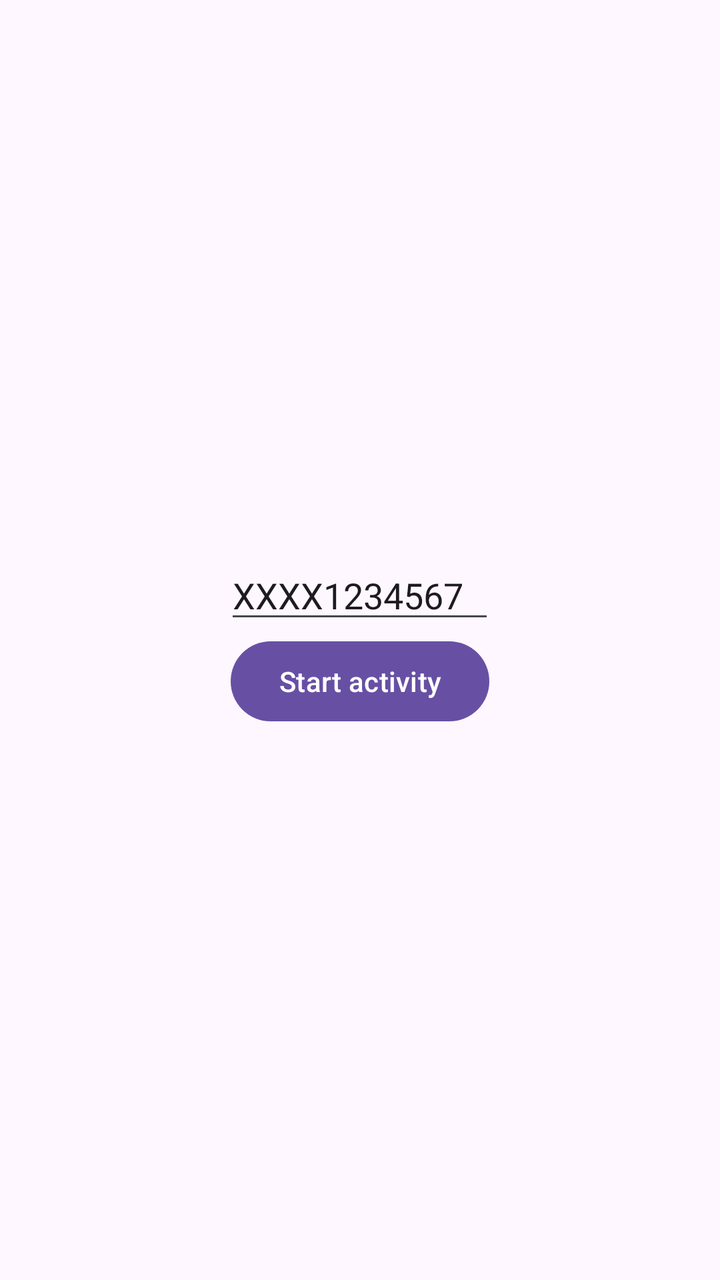
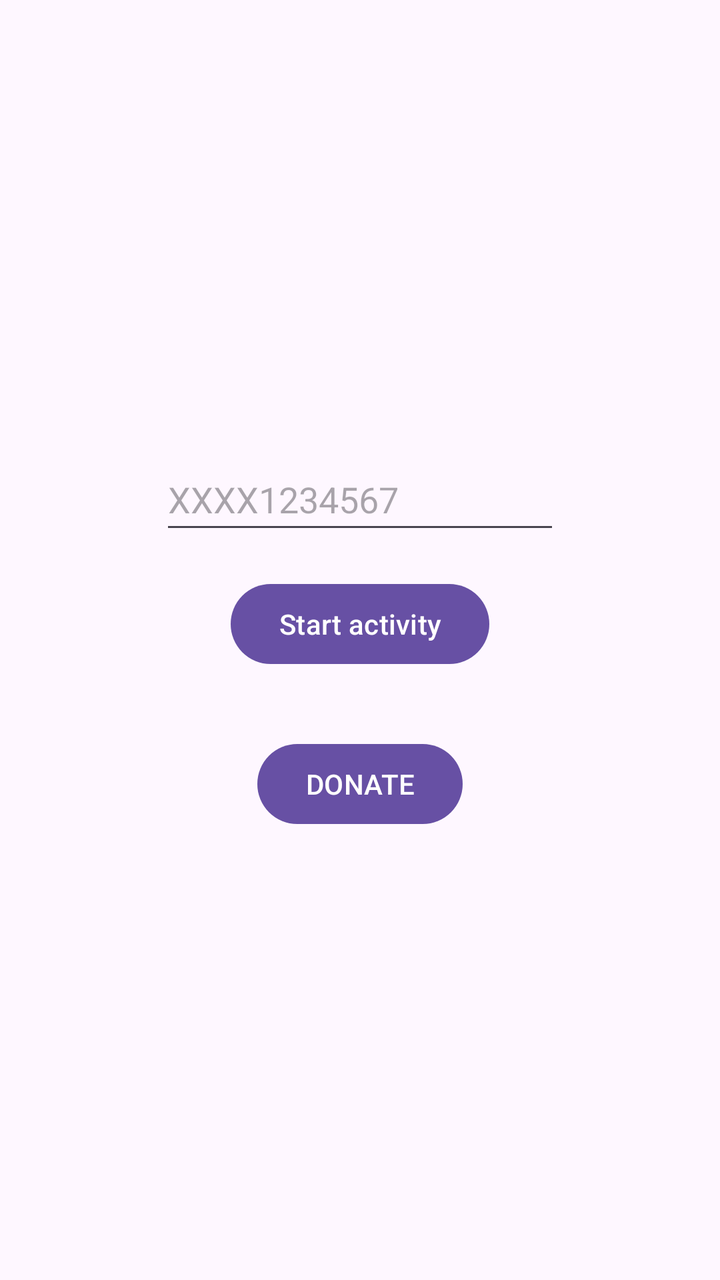

Two renders of the same Android screen: before a commit and after it. Below are the layout's source before the change and the commit's diff.
<!-- AndroidManifest.xml: application theme Theme.CamXApp -->
<!-- res/layout/activity_main.xml -->
<?xml version="1.0" encoding="utf-8"?>
<LinearLayout xmlns:android="http://schemas.android.com/apk/res/android"
    xmlns:app="http://schemas.android.com/apk/res-auto"
    xmlns:tools="http://schemas.android.com/tools"
    android:id="@+id/main"
    android:layout_width="match_parent"
    android:layout_height="match_parent"
    android:gravity="center"
    android:orientation="vertical"
    tools:context=".MainActivity">

    <EditText
        android:id="@+id/container"
        android:layout_width="wrap_content"
        android:layout_height="wrap_content"
        android:width="135sp"
        android:height="48sp"
        android:ems="10"
        android:singleLine="true"
        android:text="@string/container_num"
        android:textAlignment="viewStart"
        android:textAllCaps="true"
        android:textIsSelectable="true"
        app:layout_constraintBottom_toBottomOf="parent"
        app:layout_constraintEnd_toEndOf="parent"
        app:layout_constraintStart_toStartOf="parent"
        app:layout_constraintTop_toTopOf="parent" />

    <Button
        android:id="@+id/start_activity"
        android:layout_width="wrap_content"
        android:layout_height="wrap_content"
        android:text="@string/start_activity" />

</LinearLayout>
<!-- resources referenced by this layout -->
<resources>
  <string name="container_num">XXXX1234567</string>
  <string name="start_activity">Start activity</string>
  <style name="Theme.CamXApp" parent="Base.Theme.CamXApp" />
  <style name="Base.Theme.CamXApp" parent="Theme.Material3.DayNight.NoActionBar">
          
          
      </style>
</resources>

<!-- the commit's change to res/layout/activity_main.xml (unified diff, before → after) -->
@@ -1,35 +1,36 @@
 <?xml version="1.0" encoding="utf-8"?>
 <LinearLayout xmlns:android="http://schemas.android.com/apk/res/android"
-    xmlns:app="http://schemas.android.com/apk/res-auto"
     xmlns:tools="http://schemas.android.com/tools"
     android:id="@+id/main"
     android:layout_width="match_parent"
     android:layout_height="match_parent"
     android:gravity="center"
     android:orientation="vertical"
+    android:padding="16dp"
     tools:context=".MainActivity">
 
     <EditText
         android:id="@+id/container"
-        android:layout_width="wrap_content"
+        android:layout_width="200dp"
         android:layout_height="wrap_content"
-        android:width="135sp"
-        android:height="48sp"
+        android:minHeight="48dp"
         android:ems="10"
-        android:singleLine="true"
-        android:text="@string/container_num"
-        android:textAlignment="viewStart"
-        android:textAllCaps="true"
-        android:textIsSelectable="true"
-        app:layout_constraintBottom_toBottomOf="parent"
-        app:layout_constraintEnd_toEndOf="parent"
-        app:layout_constraintStart_toStartOf="parent"
-        app:layout_constraintTop_toTopOf="parent" />
+        android:hint="@string/container_num"
+        android:inputType="textCapCharacters"
+        android:singleLine="true" />
 
     <Button
         android:id="@+id/start_activity"
         android:layout_width="wrap_content"
         android:layout_height="wrap_content"
+        android:layout_marginTop="16dp"
         android:text="@string/start_activity" />
 
+    <Button
+        android:id="@+id/donate_button"
+        android:layout_width="wrap_content"
+        android:layout_height="wrap_content"
+        android:layout_marginTop="32dp"
+        android:text="@string/donate" />
+
 </LinearLayout>
<!-- resource entries referenced after the edit -->
@@ -1,6 +1,7 @@
 <!-- resources referenced by this layout -->
 <resources>
   <string name="container_num">XXXX1234567</string>
+  <string name="donate">DONATE</string>
   <string name="start_activity">Start activity</string>
   <style name="Theme.CamXApp" parent="Base.Theme.CamXApp" />
   <style name="Base.Theme.CamXApp" parent="Theme.Material3.DayNight.NoActionBar">
